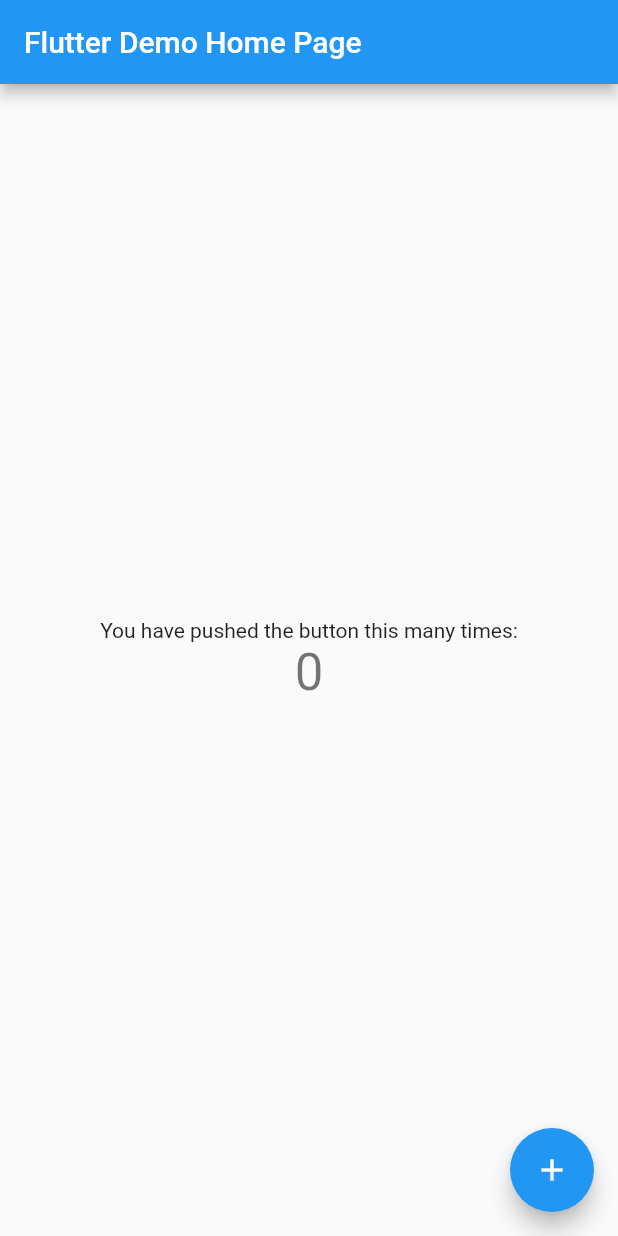
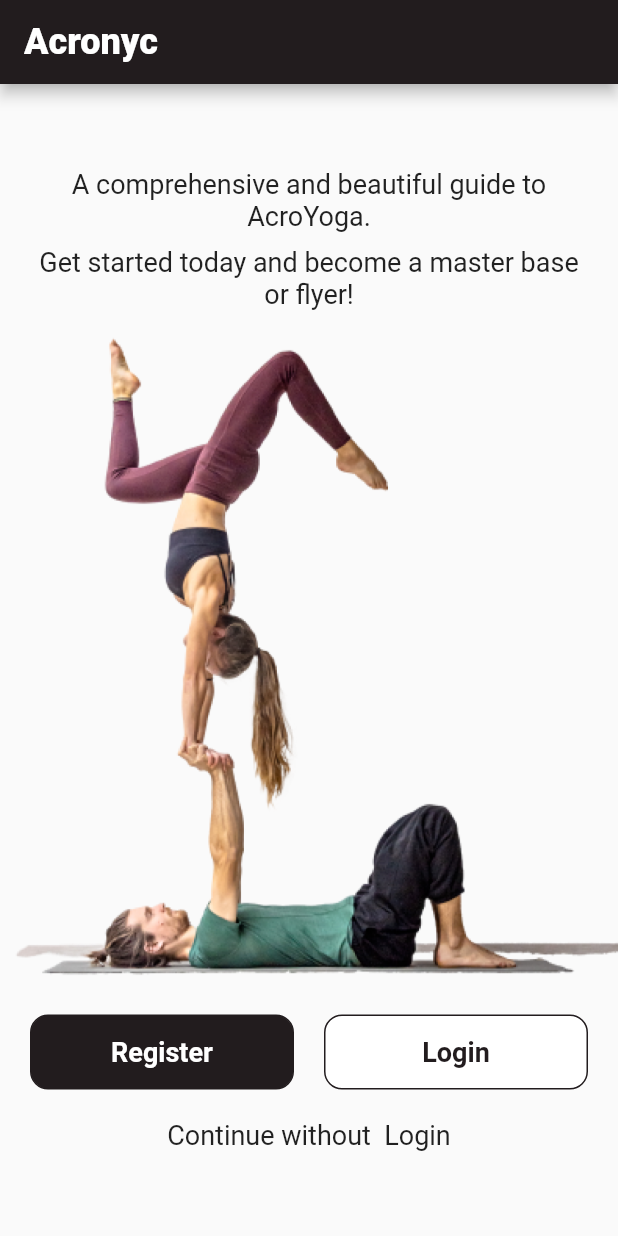
Before and after one commit to Caspar-Baumeister/acronyc, a Flutter app: the screen it shows after launch, on a phone screen of 412 x 824 dp. Run offline on Flutter 3.47's test engine with Material 2 defaults, Android fonts, the phone set to English and light mode, and no system bars; our stand-ins replace go_router.

Commit message:
preperation, files struckture and landing page

```diff
--- /dev/null
+++ b/lib/App.dart
@@ -0,0 +1,15 @@
+import 'package:acronyc_app/routing/router.dart';
+import 'package:acronyc_app/utiles/themes.dart';
+import 'package:flutter/material.dart';
+
+class MyApp extends StatelessWidget {
+  const MyApp({super.key});
+  @override
+  Widget build(BuildContext context) {
+    return MaterialApp.router(
+      debugShowCheckedModeBanner: false,
+      theme: MyThemes.getThemeFromKey(MyThemeKeys.LIGHT),
+      routerConfig: goRouter,
+    );
+  }
+}
--- /dev/null
+++ b/lib/components/buttons/standart_button.dart
@@ -0,0 +1,57 @@
+import 'package:acronyc_app/utiles/colors.dart';
+import 'package:acronyc_app/utiles/constants.dart';
+import 'package:acronyc_app/utiles/text_styles.dart';
+import 'package:flutter/material.dart';
+
+class StandartButton extends StatelessWidget {
+  const StandartButton(
+      {super.key,
+      required this.text,
+      required this.onPressed,
+      this.width = STANDART_BUTTON_WIDTH,
+      this.disabled = false,
+      this.loading = false,
+      this.isFilled = false});
+
+  final String text;
+  final VoidCallback onPressed;
+  final double width;
+  final bool disabled;
+  final bool loading;
+  final bool isFilled;
+
+  @override
+  Widget build(BuildContext context) {
+    return GestureDetector(
+      behavior: HitTestBehavior.opaque,
+      onTap: disabled || loading
+          ? null
+          // if authentication is not neccesary, return onPressed
+
+          : onPressed,
+      child: Container(
+          decoration: BoxDecoration(
+            color: isFilled ? BUTTON_FILL_COLOR : Colors.white,
+            border: Border.all(color: BUTTON_FILL_COLOR),
+            borderRadius: BorderRadius.circular(12.0),
+          ),
+          width: width,
+          height: STANDART_BUTTON_HEIGHT,
+          child: Center(
+            child: loading
+                ? Container(
+                    height: STANDART_BUTTON_HEIGHT,
+                    width: width,
+                    padding: const EdgeInsets.all(5),
+                    child: const CircularProgressIndicator())
+                : Text(
+                    text,
+                    style: STANDART_BUTTON_TEXT.copyWith(
+                      color: !isFilled ? BUTTON_FILL_COLOR : Colors.white,
+                    ),
+                    textAlign: TextAlign.center,
+                  ),
+          )),
+    );
+  }
+}
--- /dev/null
+++ b/lib/layouts/main_body_padding.dart
@@ -0,0 +1,15 @@
+import 'package:flutter/material.dart';
+
+class MainBodyPadding extends StatelessWidget {
+  const MainBodyPadding({required this.child, super.key});
+
+  final Widget child;
+
+  @override
+  Widget build(BuildContext context) {
+    return Padding(
+      padding: const EdgeInsets.symmetric(vertical: 15),
+      child: child,
+    );
+  }
+}
--- /dev/null
+++ b/lib/layouts/standart_text_column.dart
@@ -0,0 +1,32 @@
+import 'package:acronyc_app/utiles/text_styles.dart';
+import 'package:flutter/material.dart';
+
+class StandartTextColumn extends StatelessWidget {
+  const StandartTextColumn(
+      {super.key, required this.children, required this.crossAxisAlignment});
+
+  final List<String> children;
+  final CrossAxisAlignment crossAxisAlignment;
+
+  @override
+  Widget build(BuildContext context) {
+    List<Widget> spacedChildren = [];
+    for (var child in children) {
+      spacedChildren.add(Text(
+        child,
+        style: STANDART_DESCRIPTION,
+        textAlign: crossAxisAlignment == CrossAxisAlignment.center
+            ? TextAlign.center
+            : TextAlign.left,
+      ));
+      spacedChildren.add(const SizedBox(
+        height: 10,
+      ));
+    }
+    spacedChildren.removeLast();
+    return Column(
+      crossAxisAlignment: crossAxisAlignment,
+      children: spacedChildren,
+    );
+  }
+}
--- a/lib/main.dart
+++ b/lib/main.dart
@@ -1,115 +1,6 @@
+import 'package:acronyc_app/App.dart';
 import 'package:flutter/material.dart';
 
 void main() {
   runApp(const MyApp());
 }
-
-class MyApp extends StatelessWidget {
-  const MyApp({super.key});
-
-  // This widget is the root of your application.
-  @override
-  Widget build(BuildContext context) {
-    return MaterialApp(
-      title: 'Flutter Demo',
-      theme: ThemeData(
-        // This is the theme of your application.
-        //
-        // Try running your application with "flutter run". You'll see the
-        // application has a blue toolbar. Then, without quitting the app, try
-        // changing the primarySwatch below to Colors.green and then invoke
-        // "hot reload" (press "r" in the console where you ran "flutter run",
-        // or simply save your changes to "hot reload" in a Flutter IDE).
-        // Notice that the counter didn't reset back to zero; the application
-        // is not restarted.
-        primarySwatch: Colors.blue,
-      ),
-      home: const MyHomePage(title: 'Flutter Demo Home Page'),
-    );
-  }
-}
-
-class MyHomePage extends StatefulWidget {
-  const MyHomePage({super.key, required this.title});
-
-  // This widget is the home page of your application. It is stateful, meaning
-  // that it has a State object (defined below) that contains fields that affect
-  // how it looks.
-
-  // This class is the configuration for the state. It holds the values (in this
-  // case the title) provided by the parent (in this case the App widget) and
-  // used by the build method of the State. Fields in a Widget subclass are
-  // always marked "final".
-
-  final String title;
-
-  @override
-  State<MyHomePage> createState() => _MyHomePageState();
-}
-
-class _MyHomePageState extends State<MyHomePage> {
-  int _counter = 0;
-
-  void _incrementCounter() {
-    setState(() {
-      // This call to setState tells the Flutter framework that something has
-      // changed in this State, which causes it to rerun the build method below
-      // so that the display can reflect the updated values. If we changed
-      // _counter without calling setState(), then the build method would not be
-      // called again, and so nothing would appear to happen.
-      _counter++;
-    });
-  }
-
-  @override
-  Widget build(BuildContext context) {
-    // This method is rerun every time setState is called, for instance as done
-    // by the _incrementCounter method above.
-    //
-    // The Flutter framework has been optimized to make rerunning build methods
-    // fast, so that you can just rebuild anything that needs updating rather
-    // than having to individually change instances of widgets.
-    return Scaffold(
-      appBar: AppBar(
-        // Here we take the value from the MyHomePage object that was created by
-        // the App.build method, and use it to set our appbar title.
-        title: Text(widget.title),
-      ),
-      body: Center(
-        // Center is a layout widget. It takes a single child and positions it
-        // in the middle of the parent.
-        child: Column(
-          // Column is also a layout widget. It takes a list of children and
-          // arranges them vertically. By default, it sizes itself to fit its
-          // children horizontally, and tries to be as tall as its parent.
-          //
-          // Invoke "debug painting" (press "p" in the console, choose the
-          // "Toggle Debug Paint" action from the Flutter Inspector in Android
-          // Studio, or the "Toggle Debug Paint" command in Visual Studio Code)
-          // to see the wireframe for each widget.
-          //
-          // Column has various properties to control how it sizes itself and
-          // how it positions its children. Here we use mainAxisAlignment to
-          // center the children vertically; the main axis here is the vertical
-          // axis because Columns are vertical (the cross axis would be
-          // horizontal).
-          mainAxisAlignment: MainAxisAlignment.center,
-          children: <Widget>[
-            const Text(
-              'You have pushed the button this many times:',
-            ),
-            Text(
-              '$_counter',
-              style: Theme.of(context).textTheme.headline4,
-            ),
-          ],
-        ),
-      ),
-      floatingActionButton: FloatingActionButton(
-        onPressed: _incrementCounter,
-        tooltip: 'Increment',
-        child: const Icon(Icons.add),
-      ), // This trailing comma makes auto-formatting nicer for build methods.
-    );
-  }
-}
--- /dev/null
+++ b/lib/pages/landing_page/landing_page.dart
@@ -0,0 +1,70 @@
+import 'package:acronyc_app/components/buttons/standart_button.dart';
+import 'package:acronyc_app/layouts/main_body_padding.dart';
+import 'package:acronyc_app/layouts/standart_text_column.dart';
+import 'package:acronyc_app/utiles/text_styles.dart';
+import 'package:flutter/material.dart';
+
+class LandingPage extends StatelessWidget {
+  const LandingPage({super.key});
+
+  @override
+  Widget build(BuildContext context) {
+    double buttonWidth = (MediaQuery.of(context).size.width / 2) - 30;
+    return Scaffold(
+      appBar: AppBar(
+        title: const Text(
+          "Acronyc",
+          style: MAIN_TITLE,
+        ),
+      ),
+      body: MainBodyPadding(
+        child: Column(
+          mainAxisAlignment: MainAxisAlignment.center,
+          children: [
+            const Padding(
+              padding: EdgeInsets.symmetric(horizontal: 20.0),
+              child: StandartTextColumn(
+                crossAxisAlignment: CrossAxisAlignment.center,
+                children: [
+                  "A comprehensive and beautiful guide to AcroYoga.",
+                  "Get started today and become a master base or flyer!"
+                ],
+              ),
+            ),
+            const SizedBox(height: 10),
+            ClipRRect(
+              borderRadius: BorderRadius.circular(8.0),
+              child: Image.asset(
+                "assets/images/acronyc_expample.png",
+                // height: MediaQuery.of(context).size.width,
+              ),
+            ),
+            const SizedBox(height: 20),
+            Padding(
+              padding: const EdgeInsets.symmetric(horizontal: 20.0),
+              child: Row(
+                mainAxisAlignment: MainAxisAlignment.spaceBetween,
+                children: [
+                  StandartButton(
+                    text: "Register",
+                    onPressed: () {},
+                    width: buttonWidth,
+                    isFilled: true,
+                  ),
+                  StandartButton(
+                      text: "Login", onPressed: () {}, width: buttonWidth)
+                ],
+              ),
+            ),
+            const SizedBox(height: 20),
+            const Center(
+                child: Text(
+              "Continue without  Login",
+              style: STANDART_DESCRIPTION,
+            ))
+          ],
+        ),
+      ),
+    );
+  }
+}
--- /dev/null
+++ b/lib/routing/router.dart
@@ -0,0 +1,10 @@
+import 'package:acronyc_app/pages/landing_page/landing_page.dart';
+import 'package:flutter/material.dart';
+import 'package:go_router/go_router.dart';
+
+// GoRouter configuration
+final goRouter = GoRouter(
+  routes: [
+    GoRoute(path: '/', builder: (context, state) => const LandingPage()),
+  ],
+);
--- /dev/null
+++ b/lib/utiles/colors.dart
@@ -0,0 +1,11 @@
+import 'package:flutter/material.dart';
+
+// COLORS
+// try to use colors in the theme and not arbetrarly in the app
+
+const Color PRIMARY_COLOR = Color(0xFF221c1e);
+const Color APPBAR_COLOR = Color(0xFF221c1e);
+const Color SECONDARY_COLOR = Color(0xFFe4e2e3);
+const Color CONFIRMED_COLOR = Color(0xFF6c8484);
+const Color BUTTON_FILL_COLOR = PRIMARY_COLOR;
+const Color BUTTON_TEXT_COLOR = PRIMARY_COLOR;
--- /dev/null
+++ b/lib/utiles/constants.dart
@@ -0,0 +1,2 @@
+const double STANDART_BUTTON_HEIGHT = 50;
+const double STANDART_BUTTON_WIDTH = 300;
--- /dev/null
+++ b/lib/utiles/text_styles.dart
@@ -0,0 +1,12 @@
+// TEXT STYLES //
+
+import 'package:flutter/material.dart';
+
+const TextStyle MAIN_TITLE =
+    TextStyle(fontSize: 24, fontWeight: FontWeight.w800);
+
+const TextStyle STANDART_DESCRIPTION =
+    TextStyle(fontSize: 18, fontWeight: FontWeight.w400);
+
+const TextStyle STANDART_BUTTON_TEXT =
+    TextStyle(fontSize: 18, fontWeight: FontWeight.w600);
--- /dev/null
+++ b/lib/utiles/themes.dart
@@ -0,0 +1,47 @@
+import 'package:acronyc_app/utiles/colors.dart';
+import 'package:flutter/material.dart';
+
+enum MyThemeKeys { LIGHT, DARK }
+
+class MyThemes {
+  static final ThemeData lightTheme = ThemeData(
+    primaryColor: PRIMARY_COLOR,
+    appBarTheme: const AppBarTheme(
+      color: APPBAR_COLOR,
+    ),
+    textSelectionTheme: const TextSelectionThemeData(
+      selectionColor: Colors.grey,
+      cursorColor: Color(0xff171d49),
+      selectionHandleColor: Color(0xff005e91),
+    ),
+    backgroundColor: Colors.white,
+    brightness: Brightness.light,
+    highlightColor: Colors.white,
+    floatingActionButtonTheme: const FloatingActionButtonThemeData(
+        backgroundColor: Colors.blue,
+        focusColor: Colors.blueAccent,
+        splashColor: Colors.lightBlue),
+    colorScheme: ColorScheme.fromSwatch().copyWith(secondary: Colors.white),
+  );
+
+  // maybe for outdoor
+  static final ThemeData darkTheme = ThemeData(
+    primaryColor: Colors.grey,
+    brightness: Brightness.dark,
+    highlightColor: Colors.white,
+    backgroundColor: Colors.black54,
+    textSelectionTheme:
+        const TextSelectionThemeData(selectionColor: Colors.grey),
+  );
+
+  static ThemeData getThemeFromKey(MyThemeKeys themeKey) {
+    switch (themeKey) {
+      case MyThemeKeys.LIGHT:
+        return lightTheme;
+      case MyThemeKeys.DARK:
+        return darkTheme;
+      default:
+        return lightTheme;
+    }
+  }
+}
```
Also changed, not shown: pubspec.yaml (+4 -68 lines), assets/images/acronyc_expample.png (added), pubspec.lock, 1 other file.
